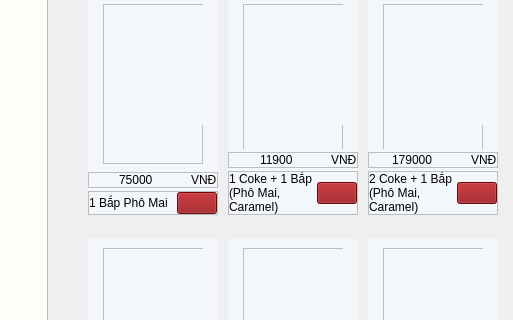
nhuanh1070/FinalProject, file ui/user/BookTicket.ui: the form before one commit; both pictures show x 0 to 513 and y 117 to 437 of the 837 by 644 pixel window.
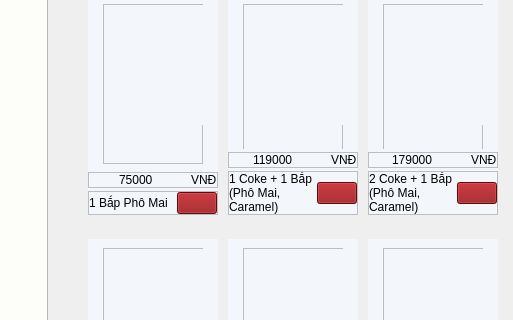
The form after the commit. The open tabs and pages were chosen to show the change. Icons and pictures are not drawn.

Commit message: Fix lỗi AdminUi và xong phần pagePC User

Patch:
```diff
--- a/ui/user/BookTicket.ui
+++ b/ui/user/BookTicket.ui
@@ -1955,7 +1955,7 @@
                    <property name="geometry">
                     <rect>
                      <x>0</x>
-                     <y>0</y>
+                     <y>-350</y>
                      <width>490</width>
                      <height>780</height>
                     </rect>
@@ -2385,7 +2385,7 @@
                                          <string notr="true">font: 75 bold 10pt &quot;MS Shell Dlg 2&quot;;</string>
                                         </property>
                                         <property name="text">
-                                         <string>11900</string>
+                                         <string>119000</string>
                                         </property>
                                        </widget>
                                       </item>
```
Left out of the diff: 2 changed lines with no effect on the pictures. The commit also changes 2 other files.
